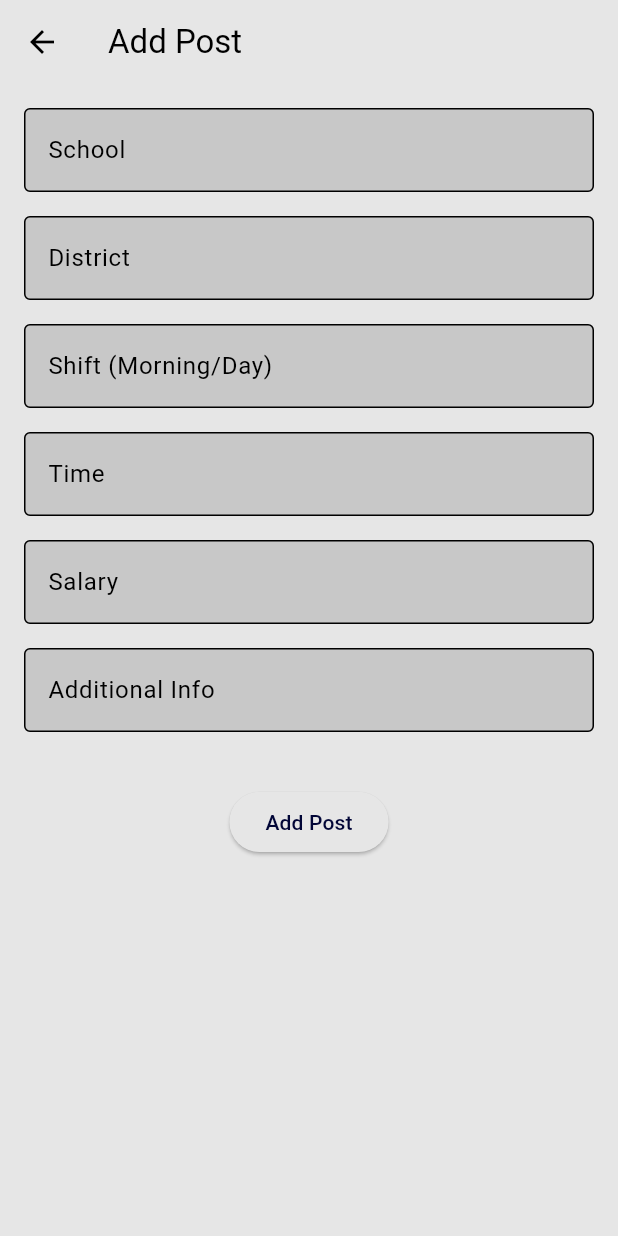
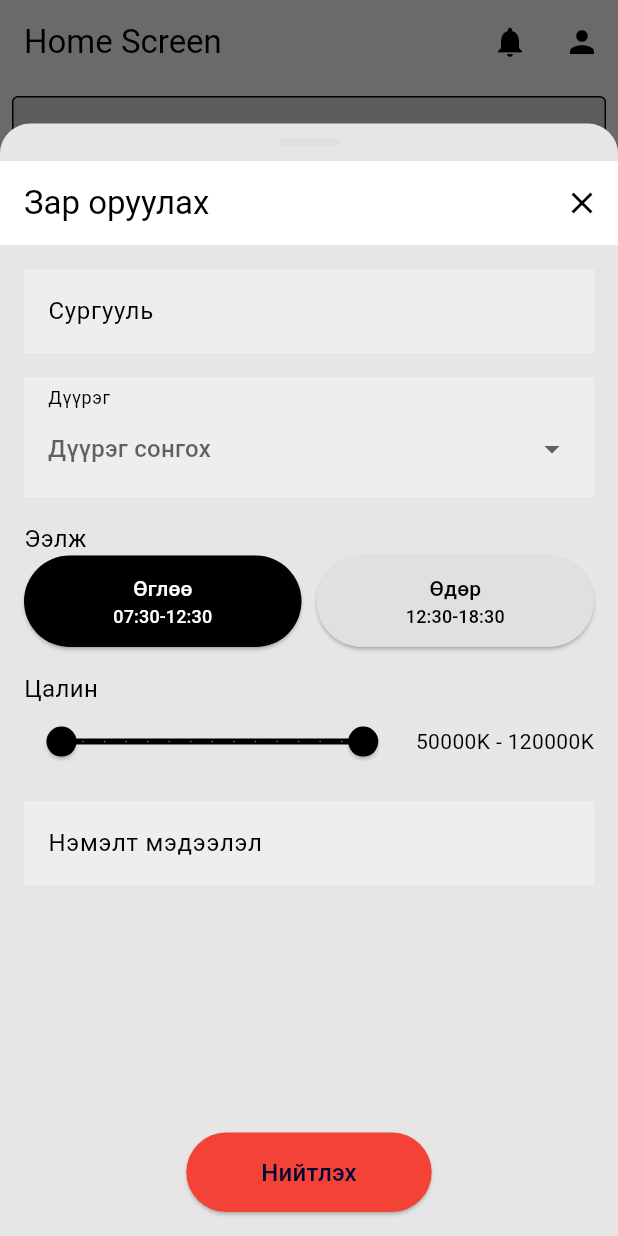
Before and after one commit to imthewolverine/schoolPolice, a Flutter app: the HomeScreen screen opened directly, after a tap on the "add" icon, on a phone screen of 412 x 824 dp. Run offline on Flutter 3.47's test engine with Material 3 defaults, Android fonts, the phone set to English and light mode, and no system bars; our stand-ins replace equatable, flutter_bloc, flutter_secure_storage, sqflite; accounts and stored records are empty.

Commit message:
add post

```diff
--- a/lib/screens/add_post_screen/add_post_screen.dart
+++ b/lib/screens/add_post_screen/add_post_screen.dart
@@ -1,23 +1,14 @@
 import 'package:flutter/material.dart';
 import 'package:flutter_bloc/flutter_bloc.dart';
-import '../../models/ad.dart';
 import 'add_post_bloc.dart';
 import 'add_post_event.dart';
 import 'add_post_state.dart';
 
-class AddPostScreen extends StatefulWidget {
-  @override
-  _AddPostScreenState createState() => _AddPostScreenState();
-}
-
-class _AddPostScreenState extends State<AddPostScreen> {
-  final _formKey = GlobalKey<FormState>();
+class AddPostScreen extends StatelessWidget {
   final TextEditingController _schoolController = TextEditingController();
   final TextEditingController _districtController = TextEditingController();
-  final TextEditingController _shiftController = TextEditingController();
-  final TextEditingController _timeController = TextEditingController();
-  final TextEditingController _salaryController = TextEditingController();
-  final TextEditingController _additionalInfoController = TextEditingController();
+  final TextEditingController _additionalInfoController =
+      TextEditingController();
 
   @override
   Widget build(BuildContext context) {
@@ -25,27 +16,29 @@ class _AddPostScreenState extends State<AddPostScreen> {
       create: (context) => AddPostBloc(),
       child: Scaffold(
         appBar: AppBar(
-          title: Text('Add Post'),
+          automaticallyImplyLeading: false,
+          backgroundColor: Colors.white,
+          title: Text('Зар оруулах', style: TextStyle(color: Colors.black)),
+          actions: [
+            IconButton(
+              icon: Icon(Icons.close, color: Colors.black),
+              onPressed: () {
+                Navigator.pop(context);
+              },
+            ),
+          ],
         ),
         body: BlocListener<AddPostBloc, AddPostState>(
           listener: (context, state) {
             if (state is AddPostSuccess) {
-              // Create a new Ad object with the entered information
-              final newAd = Ad(
-                id: DateTime.now().toString(),
-                userName: 'New User',
-                profilePic: 'https://example.com/new_profile.jpg', // Ensure a valid URL is provided
-                address: _districtController.text,
-                price: _salaryController.text,
-                date: '2024-09-30',
-                shift: _shiftController.text,
-                additionalInfo: _additionalInfoController.text,
+              ScaffoldMessenger.of(context).showSnackBar(
+                SnackBar(content: Text('Post submitted successfully!')),
               );
-
-              // Pass the new ad back to HomeScreen
-              Navigator.pop(context, newAd);
-              print('Returning new ad: $newAd');
-
+              Navigator.pop(context);
+            } else if (state is AddPostFailure) {
+              ScaffoldMessenger.of(context).showSnackBar(
+                SnackBar(content: Text('Error: ${state.error}')),
+              );
             }
           },
           child: BlocBuilder<AddPostBloc, AddPostState>(
@@ -53,39 +46,24 @@ class _AddPostScreenState extends State<AddPostScreen> {
               if (state is AddPostLoading) {
                 return Center(child: CircularProgressIndicator());
               }
+
               return Padding(
                 padding: const EdgeInsets.all(16.0),
-                child: Form(
-                  key: _formKey,
-                  child: Column(
-                    children: [
-                      _buildTextField(_schoolController, 'School'),
-                      _buildTextField(_districtController, 'District'),
-                      _buildTextField(_shiftController, 'Shift (Morning/Day)'),
-                      _buildTextField(_timeController, 'Time'),
-                      _buildTextField(_salaryController, 'Salary'),
-                      _buildTextField(_additionalInfoController, 'Additional Info'),
-                      SizedBox(height: 20),
-                      ElevatedButton(
-                        onPressed: () {
-                          if (_formKey.currentState!.validate()) {
-                            // Accessing the AddPostBloc and adding the SubmitPostEvent
-                            BlocProvider.of<AddPostBloc>(context).add(
-                              SubmitPostEvent(
-                                school: _schoolController.text,
-                                district: _districtController.text,
-                                shift: _shiftController.text,
-                                time: _timeController.text,
-                                salary: _salaryController.text,
-                                additionalInfo: _additionalInfoController.text,
-                              ),
-                            );
-                          }
-                        },
-                        child: Text('Add Post'),
-                      ),
-                    ],
-                  ),
+                child: Column(
+                  crossAxisAlignment: CrossAxisAlignment.start,
+                  children: [
+                    _buildTextField(_schoolController, 'Сургууль',
+                        'Сургуулийн нэр оруулна уу.'),
+                    _buildDropdownField(context, 'Дүүрэг'),
+                    _buildShiftToggle(),
+                    _buildSalarySlider(),
+                    _buildTextField(
+                        _additionalInfoController,
+                        'Нэмэлт мэдээлэл',
+                        'Энд дарж нэмэлт мэдээллийг оруулна уу.'),
+                    Spacer(),
+                    _buildSubmitButton(context),
+                  ],
                 ),
               );
             },
@@ -95,21 +73,170 @@ class _AddPostScreenState extends State<AddPostScreen> {
     );
   }
 
-  Widget _buildTextField(TextEditingController controller, String label) {
+  Widget _buildTextField(
+      TextEditingController controller, String label, String hintText) {
     return Padding(
       padding: const EdgeInsets.only(bottom: 16.0),
       child: TextFormField(
         controller: controller,
         decoration: InputDecoration(
           labelText: label,
-          border: OutlineInputBorder(),
+          hintText: hintText,
+          border: InputBorder.none,
+          filled: true,
+          fillColor: Colors.grey[200],
         ),
-        validator: (value) {
-          if (value == null || value.isEmpty) {
-            return 'Please enter $label';
-          }
-          return null;
+      ),
+    );
+  }
+
+  Widget _buildDropdownField(BuildContext context, String label) {
+    // Dropdown widget for District selection
+    return Padding(
+      padding: const EdgeInsets.only(bottom: 16.0),
+      child: InputDecorator(
+        decoration: InputDecoration(
+          labelText: label,
+          border: InputBorder.none,
+          filled: true,
+          fillColor: Colors.grey[200],
+        ),
+        child: DropdownButtonHideUnderline(
+          child: DropdownButton<String>(
+            isExpanded: true,
+            value: null,
+            hint: Text('Дүүрэг сонгох'),
+            items: <String>['Дүүрэг 1', 'Дүүрэг 2', 'Дүүрэг 3']
+                .map((String value) {
+              return DropdownMenuItem<String>(
+                value: value,
+                child: Text(value),
+              );
+            }).toList(),
+            onChanged: (value) {
+              // Handle district selection
+            },
+          ),
+        ),
+      ),
+    );
+  }
+
+  Widget _buildShiftToggle() {
+    return Padding(
+      padding: const EdgeInsets.only(bottom: 16.0),
+      child: Column(
+        crossAxisAlignment: CrossAxisAlignment.start,
+        children: [
+          Text('Ээлж', style: TextStyle(fontSize: 16)),
+          Row(
+            mainAxisAlignment: MainAxisAlignment.spaceBetween,
+            children: [
+              Expanded(
+                child: ElevatedButton(
+                  style: ElevatedButton.styleFrom(
+                    foregroundColor: Colors.white,
+                    backgroundColor: Colors.black,
+                    padding: EdgeInsets.symmetric(vertical: 12),
+                  ),
+                  onPressed: () {
+                    // Handle morning shift selection
+                  },
+                  child: Column(
+                    children: [
+                      Text('Өглөө'),
+                      Text('07:30-12:30', style: TextStyle(fontSize: 12)),
+                    ],
+                  ),
+                ),
+              ),
+              SizedBox(width: 10),
+              Expanded(
+                child: ElevatedButton(
+                  style: ElevatedButton.styleFrom(
+                    foregroundColor: Colors.black,
+                    backgroundColor: Colors.grey[300],
+                    padding: EdgeInsets.symmetric(vertical: 12),
+                  ),
+                  onPressed: () {
+                    // Handle day shift selection
+                  },
+                  child: Column(
+                    children: [
+                      Text('Өдөр'),
+                      Text('12:30-18:30', style: TextStyle(fontSize: 12)),
+                    ],
+                  ),
+                ),
+              ),
+            ],
+          ),
+        ],
+      ),
+    );
+  }
+
+  Widget _buildSalarySlider() {
+    double minSalary = 50000;
+    double maxSalary = 120000;
+    return Padding(
+      padding: const EdgeInsets.only(bottom: 16.0),
+      child: Column(
+        crossAxisAlignment: CrossAxisAlignment.start,
+        children: [
+          Text('Цалин', style: TextStyle(fontSize: 16)),
+          Row(
+            children: [
+              Expanded(
+                child: SliderTheme(
+                  data: SliderThemeData(
+                    trackHeight: 2.0,
+                    activeTrackColor: Colors.black,
+                    inactiveTrackColor: Colors.grey[300],
+                    thumbColor: Colors.black,
+                  ),
+                  child: RangeSlider(
+                    values: RangeValues(minSalary, maxSalary),
+                    min: 50000,
+                    max: 120000,
+                    divisions: 14,
+                    labels: RangeLabels('50K', '120K'),
+                    onChanged: (RangeValues values) {
+                      minSalary = values.start;
+                      maxSalary = values.end;
+                    },
+                  ),
+                ),
+              ),
+              SizedBox(width: 10),
+              Text('${minSalary.toInt()}K - ${maxSalary.toInt()}K'),
+            ],
+          ),
+        ],
+      ),
+    );
+  }
+
+  Widget _buildSubmitButton(BuildContext context) {
+    return Center(
+      child: ElevatedButton(
+        onPressed: () {
+          BlocProvider.of<AddPostBloc>(context).add(
+            SubmitPostEvent(
+              school: _schoolController.text,
+              district: _districtController.text,
+              shift: 'Өглөө', // Example shift value
+              time: '07:30-12:30', // Example time
+              salary: '50000-120000', // Example salary
+              additionalInfo: _additionalInfoController.text,
+            ),
+          );
         },
+        style: ElevatedButton.styleFrom(
+          padding: EdgeInsets.symmetric(horizontal: 50, vertical: 15),
+          backgroundColor: Colors.red, // Submit button color
+        ),
+        child: Text('Нийтлэх', style: TextStyle(fontSize: 16)),
       ),
     );
   }
--- a/lib/screens/home_screen/home_screen.dart
+++ b/lib/screens/home_screen/home_screen.dart
@@ -58,25 +58,51 @@ class HomeScreen extends StatelessWidget {
             ),
           ],
         ),
-        floatingActionButton: Builder(
-          builder: (BuildContext innerContext) {
-            return FloatingActionButton(
-              onPressed: () async {
-                final newAd = await Navigator.push(
-                  innerContext, // Use innerContext instead of context
-                  MaterialPageRoute(builder: (context) => AddPostScreen()),
-                );
+        floatingActionButtonLocation:
+            FloatingActionButtonLocation.centerDocked, // Center the FAB
+        floatingActionButton: FloatingActionButton(
+          onPressed: () {
+            _showAddPostBottomSheet(
+                context); // Show AddPostScreen as a bottom sheet
+          },
+          child: Icon(Icons.add),
+        ),
+        bottomNavigationBar: BottomAppBar(
+          shape: CircularNotchedRectangle(),
+          notchMargin: 8.0,
+          child: Container(height: 50.0), // Space for the FAB
+        ),
+      ),
+    );
+  }
 
-                if (newAd != null && newAd is Ad) {
-                  print('New Ad: $newAd');
-                  innerContext
-                      .read<HomeBloc>()
-                      .add(AddNewAd(newAd)); // Use innerContext
-                }
-              },
-              child: Icon(Icons.add),
-            );
-          },
+  void _showAddPostBottomSheet(BuildContext context) {
+    showModalBottomSheet(
+      context: context,
+      isScrollControlled:
+          true, // Allows the bottom sheet to be scrollable and controlled
+      shape: RoundedRectangleBorder(
+        borderRadius: BorderRadius.vertical(
+            top: Radius.circular(20)), // Rounded corners at the top
+      ),
+      builder: (context) => FractionallySizedBox(
+        heightFactor: 0.9, // Take up 90% of the screen height
+        child: Column(
+          children: [
+            // A drag handle at the top
+            Container(
+              margin: const EdgeInsets.symmetric(vertical: 10),
+              width: 40,
+              height: 5,
+              decoration: BoxDecoration(
+                color: Colors.grey[300],
+                borderRadius: BorderRadius.circular(10),
+              ),
+            ),
+            Expanded(
+              child: AddPostScreen(), // Your AddPostScreen contents here
+            ),
+          ],
         ),
       ),
     );
```
